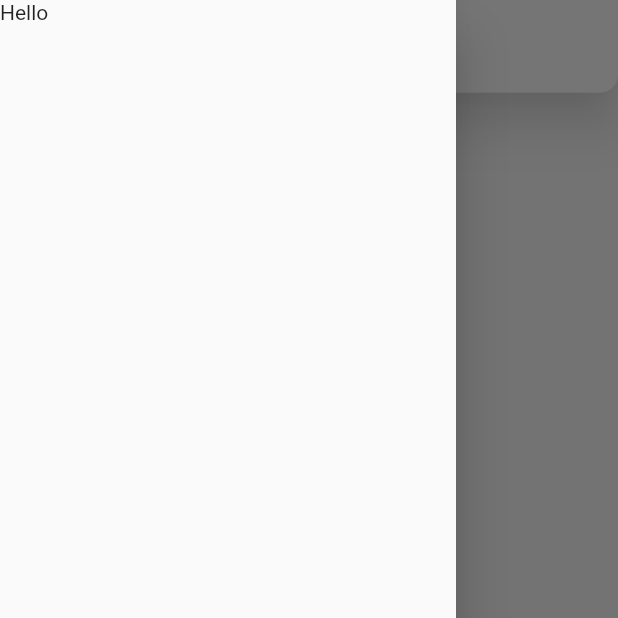
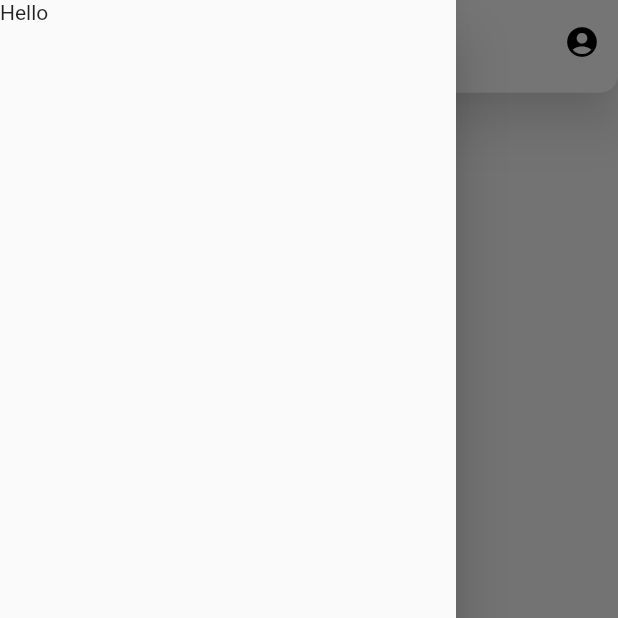
Before and after one commit to MohamedTaymour/Tooth-Doc, a Flutter app: the screen it shows after launch, with the side drawer open, on a phone screen of 412 x 824 dp, the top half of it. Run offline on Flutter 3.47's test engine with Material 2 defaults, Android fonts, the phone set to English and light mode, and no system bars.

Commit message:
Added an account tab and button , work in progress

```diff
--- /dev/null
+++ b/lib/AppScreens/HomeScreen dir/HomeAppBar.dart
@@ -0,0 +1,45 @@
+import 'package:flutter/material.dart';
+
+import '../Account dir/AccountScreen.dart';
+
+class HomeAppBar extends StatelessWidget {
+  const HomeAppBar({Key? key}) : super(key: key);
+
+  @override
+  Widget build(BuildContext context) {
+    return AppBar(
+        leading: Builder(
+            builder: (BuildContext context) {
+              return IconButton(
+                icon: const Icon(Icons.settings),
+                onPressed: () => Scaffold.of(context).openDrawer(),
+                color: Colors.black,
+              );
+            }
+        ),
+        backgroundColor: Colors.white,
+        elevation: 12,
+        shadowColor: Colors.white,
+        title: const Text("Tooth Doc"),
+        titleTextStyle: const TextStyle(
+          color: Colors.black,
+          fontSize: 20,
+        ),
+        centerTitle: true,
+        shape: const RoundedRectangleBorder(borderRadius:
+        BorderRadius.only(bottomLeft: Radius.circular(12),bottomRight: Radius.circular(12))),
+        actions: [
+          IconButton(
+              icon: Icon(Icons.account_circle,
+                color: Colors.black,),
+              onPressed:() {
+                Navigator.push(
+                    context,
+                    MaterialPageRoute(builder: (context) => AccountScreen())
+                );
+              }
+          ),
+        ],
+    );
+  }
+}
--- /dev/null
+++ b/lib/AppScreens/HomeScreen dir/HomeScreen.dart
@@ -0,0 +1,26 @@
+import 'package:flutter/cupertino.dart';
+import 'package:flutter/material.dart';
+import 'package:teethapp/AppScreens/HomeScreen%20dir/HomeAppBar.dart';
+import 'package:teethapp/Consts/NavBar.dart';
+import 'package:teethapp/Consts/Drawer1.dart';
+
+class HomeScreen extends StatelessWidget{
+  const HomeScreen({super.key});
+
+
+  @override
+  Widget build(BuildContext context)
+  {
+    final double height = MediaQuery.of(context).size.height;
+    final double width = MediaQuery.of(context).size.width;
+
+    return Scaffold(
+      appBar: PreferredSize(
+          preferredSize: Size.fromHeight(height*0.075),
+          child: HomeAppBar()
+      ),
+      bottomNavigationBar: SizedBox(width: width, height: height*0.075 , child: NavBar(),),
+      drawer: Drawer1(),
+      );
+  }
+}
--- a/lib/AppScreens/HomeScreen.dart
+++ /dev/null
@@ -1,46 +0,0 @@
-import 'package:flutter/cupertino.dart';
-import 'package:flutter/material.dart';
-import 'package:teethapp/Consts/NavBar.dart';
-import 'package:teethapp/Consts/Drawer1.dart';
-
-class HomeScreen extends StatelessWidget{
-  const HomeScreen({super.key});
-
-
-  @override
-  Widget build(BuildContext context)
-  {
-    final double height = MediaQuery.of(context).size.height;
-    final double width = MediaQuery.of(context).size.width;
-
-    return Scaffold(
-      appBar: PreferredSize(
-          preferredSize: Size.fromHeight(height*0.075),
-          child:AppBar(
-            leading: Builder(
-                builder: (BuildContext context) {
-                  return IconButton(
-                    icon: Icon(Icons.settings),
-                    onPressed: () => Scaffold.of(context).openDrawer(),
-                    color: Colors.black,
-                  );
-                }
-                ),
-            backgroundColor: Colors.white,
-            elevation: 12,
-            shadowColor: Colors.white,
-            title: Text("Teeth Doc"),
-            titleTextStyle: TextStyle(
-              color: Colors.black,
-              fontSize: 20,
-            ),
-            centerTitle: true,
-            shape: RoundedRectangleBorder(borderRadius:
-            BorderRadius.only(bottomLeft: Radius.circular(12),bottomRight: Radius.circular(12))),
-          ),
-      ),
-      bottomNavigationBar: SizedBox(width: width, height: height*0.075 , child: NavBar(),),
-      drawer: Drawer1(),
-      );
-  }
-}
--- a/lib/main.dart
+++ b/lib/main.dart
@@ -1,5 +1,5 @@
 import 'package:flutter/material.dart';
-import 'package:teethapp/AppScreens/HomeScreen.dart';
+import 'package:teethapp/AppScreens/HomeScreen%20dir/HomeScreen.dart';
 import 'package:flutter/services.dart';
 
 void main() {
```
Also changed, not shown: lib/AppScreens/Account dir/AccountAppBar.dart (added, +21 -0 lines), lib/AppScreens/Account dir/AccountScreen.dart (added, +18 -0 lines), lib/Consts/DefaultFont.dart (deleted), 2 other files.
